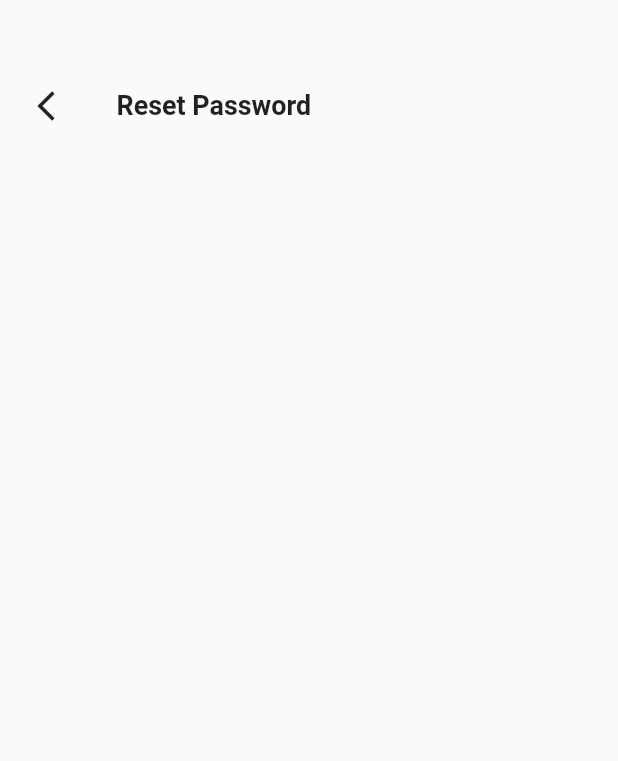
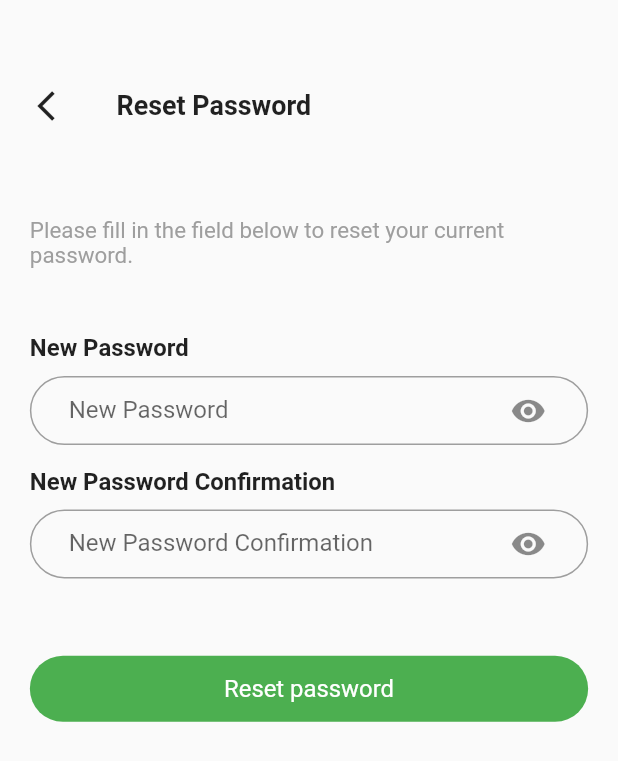
Before and after one commit to AzizbekFlutterDeveloper/organico, a Flutter app: the ResetPasswordPage screen opened by its route, on a phone screen of 412 x 824 dp. Shown: the top 761 px of the screen. Run offline on Flutter 3.47's test engine with Material 2 defaults, Android fonts, the phone set to English and light mode, and no system bars; our stand-ins replace firebase_auth, firebase_core, google_sign_in, hive_flutter; missing offline and left inert: cloud_firestore_web, firebase_auth_web, firebase_core_web, google_sign_in_web; accounts and stored records are empty; network calls fail.

Commit message:
home_page_start

```diff
--- a/lib/screens/login_pages/phone_sms_code_page.dart
+++ b/lib/screens/login_pages/phone_sms_code_page.dart
@@ -95,7 +95,7 @@ class PhoneSmsCodePAge extends StatelessWidget {
                 ),
               ),
               onTap: (){
-                PhoneService.codesent(context,'/home');
+                PhoneService.codesent(context, Navigator.pushNamedAndRemoveUntil(context, '/home', (route) => false));
               },
             ),
           ],
--- a/lib/screens/login_pages/resett_password_page.dart
+++ b/lib/screens/login_pages/resett_password_page.dart
@@ -2,11 +2,18 @@ import 'package:flutter/material.dart';
 import 'package:git/constant/sizeconfige/size_config.dart';
 import 'package:git/main.dart';
 import 'package:git/widget/my_appbar.dart';
+import 'package:git/widget/my_contanier.dart';
 import 'package:git/widget/my_padding.dart';
+import 'package:provider/provider.dart';
+
+import '../../provider/icons_provider.dart';
+import '../../service/phone_number_service.dart';
+import '../../widget/text_form.dart';
 
 class ResetPasswordPage extends StatelessWidget {
-  const ResetPasswordPage({ Key? key }) : super(key: key);
-
+  ResetPasswordPage({Key? key}) : super(key: key);
+  final GlobalKey<FormState> _newNameKey = GlobalKey<FormState>();
+  final GlobalKey<FormState> _newpasswordKey = GlobalKey<FormState>();
   @override
   Widget build(BuildContext context) {
     SizeConfig().init(context);
@@ -17,10 +24,86 @@ class ResetPasswordPage extends StatelessWidget {
           left: 20.0,
           right: 20.0,
           child: Column(
+            crossAxisAlignment: CrossAxisAlignment.start,
             children: [
-              MyAppBar.myAppBar(context,name: "Reset Password"),
-              SizedBox(
-
+              MyAppBar.myAppBar(context, name: "Reset Password"),
+              SizedBox(height: getHeight(48)),
+              Text(
+                "Please fill in the field below to reset your current password.",
+                style: TextStyle(
+                  fontSize: getWidth(15),
+                  fontWeight: FontWeight.w400,
+                  color: Colors.grey,
+                ),
+              ),
+              SizedBox(height: getHeight(48)),
+              Text(
+                "New Password",
+                style: TextStyle(
+                  fontSize: getWidth(16),
+                  fontWeight: FontWeight.w700,
+                ),
+              ),
+              MyTextForm(
+                controller: PhoneService.userController,
+                keys: _newNameKey,
+                name: "New Password",
+                keyboardType: TextInputType.text,
+                supffixIcon: IconButton(
+                  onPressed: () {
+                    context.read<PasswordIconsProvider>().passwordIconRef();
+                  },
+                  icon: context.watch<PasswordIconsProvider>().passwordIcon ==
+                          false
+                      ? Icon(Icons.visibility_off)
+                      : Icon(Icons.remove_red_eye),
+                ),
+                validator: (v) {
+                  if (PhoneService.userController.text.length < 2) {
+                    return "";
+                  }
+                },
+              ),
+              Text(
+                "New Password Confirmation",
+                style: TextStyle(
+                  fontSize: getWidth(16),
+                  fontWeight: FontWeight.w700,
+                ),
+              ),
+              MyTextForm(
+                controller: PhoneService.passwordController,
+                keys: _newpasswordKey,
+                name: "New Password Confirmation",
+                keyboardType: TextInputType.text,
+                obscureText:
+                    context.watch<PasswordIconsProvider>().passwordIcon,
+                supffixIcon: IconButton(
+                  onPressed: () {
+                    context.read<PasswordIconsProvider>().passwordIconRef();
+                  },
+                  icon: context.watch<PasswordIconsProvider>().passwordIcon ==
+                          false
+                      ? Icon(Icons.visibility_off)
+                      : Icon(Icons.remove_red_eye),
+                ),
+                validator: (v) {
+                  if (PhoneService.passwordController.text.length < 8) {
+                    return "";
+                  }
+                },
+              ),
+              MyContainer.myContainer(
+                top: 40.0,
+                child: Center(
+                  child: Text(
+                    "Reset password",
+                    style: TextStyle(
+                      color: Colors.white,
+                      fontSize: getWidth(16),
+                    ),
+                  ),
+                ),
               ),
             ],
           ),
--- a/lib/screens/login_pages/sing_in.dart
+++ b/lib/screens/login_pages/sing_in.dart
@@ -111,7 +111,8 @@ class SignInPage extends StatelessWidget {
                   ),
                 ],
               ),
-              MyContainer.myContainer(
+              InkWell(
+                child: MyContainer.myContainer(
                 top: 14.0,
                 child: Center(
                   child: Text(
@@ -122,6 +123,10 @@ class SignInPage extends StatelessWidget {
                     ),
                   ),
                 ),
+              ),
+              onTap: (){
+                Navigator.pushNamed(context, '/home');
+              },
               ),
               InkWell(
                 child: MyContainer.myContainer(
--- a/lib/service/phone_number_service.dart
+++ b/lib/service/phone_number_service.dart
@@ -28,7 +28,9 @@ class PhoneService {
       },
     );
   }
-
+  static Future signIn(context) async{
+    AuthService.authUser.signInWithPhoneNumber(phoneController.text);
+  }
   static Future sendSms(context) async {
     AuthService.authUser.verifyPhoneNumber(
       phoneNumber: "+998"+phoneController.text,
```
Also changed, not shown: 1 other file.
